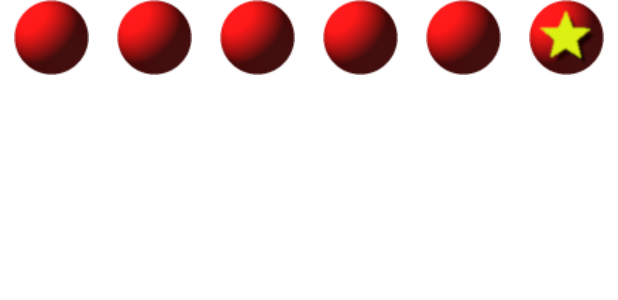
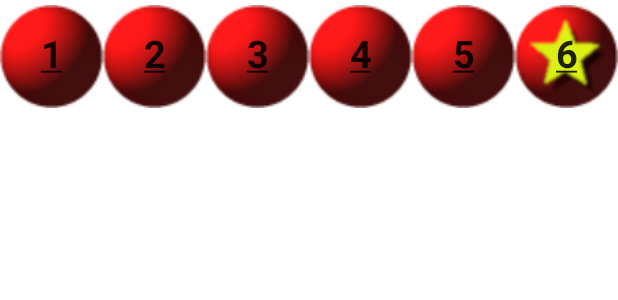
Before and after one commit to copypasteearth/PowerMega, an Android app built with Jetpack Compose: the @Preview function DefaultPreview, on a phone screen of 412 x 824 dp. Shown: the top 300 px of the screen. Run offline under Robolectric (Android 15) with nearby library versions, the phone set to English and light mode, and no system bars.

Commit message:
made the row for each powerball entry

```diff
--- a/app/src/main/java/jacs/apps/powermega/MainActivity.kt
+++ b/app/src/main/java/jacs/apps/powermega/MainActivity.kt
@@ -5,19 +5,25 @@ import android.widget.StackView
 import androidx.activity.ComponentActivity
 import androidx.activity.compose.setContent
 import androidx.compose.foundation.Image
-import androidx.compose.foundation.layout.Row
-import androidx.compose.foundation.layout.fillMaxWidth
-import androidx.compose.foundation.layout.size
+import androidx.compose.foundation.layout.*
 import androidx.compose.material.MaterialTheme
 import androidx.compose.material.Surface
 import androidx.compose.material.Text
 import androidx.compose.runtime.Composable
+import androidx.compose.ui.Alignment
 import androidx.compose.ui.Modifier
 import androidx.compose.ui.res.painterResource
+import androidx.compose.ui.text.TextStyle
+import androidx.compose.ui.text.font.FontWeight
+import androidx.compose.ui.text.style.TextAlign
+import androidx.compose.ui.text.style.TextDecoration
 
 import androidx.compose.ui.tooling.preview.Preview
+import androidx.compose.ui.unit.TextUnit
 import androidx.compose.ui.unit.dp
+import androidx.compose.ui.unit.sp
 import jacs.apps.powermega.ui.theme.PowerMegaTheme
+
 
 class MainActivity : ComponentActivity() {
     override fun onCreate(savedInstanceState: Bundle?) {
@@ -36,13 +42,58 @@ class MainActivity : ComponentActivity() {
 @Composable
 fun Greeting(name: String) {
 
-    Row(modifier = Modifier.fillMaxWidth()) {
-        Image(painter = painterResource(id = R.drawable.power1),"ball 1",modifier = Modifier.weight(1f).size(50.dp,50.dp))
-        Image(painter = painterResource(id = R.drawable.power1),"ball 2",modifier = Modifier.weight(1f).size(50.dp,50.dp))
-        Image(painter = painterResource(id = R.drawable.power1),"ball 3",modifier = Modifier.weight(1f).size(50.dp,50.dp))
-        Image(painter = painterResource(id = R.drawable.power1),"ball 4",modifier = Modifier.weight(1f).size(50.dp,50.dp))
-        Image(painter = painterResource(id = R.drawable.power1),"ball 5",modifier = Modifier.weight(1f).size(50.dp,50.dp))
-        Image(painter = painterResource(id = R.drawable.powerstar1),"powerball",modifier = Modifier.weight(1f).size(50.dp,50.dp))
+    Row(modifier = Modifier.fillMaxWidth(),verticalAlignment = Alignment.CenterVertically) {
+        Box(modifier = Modifier.weight(1f).size(75.dp,75.dp)){
+            Image(painter = painterResource(id = R.drawable.power1),"ball 1",modifier = Modifier.fillMaxSize())
+            Text(
+                "1",
+                fontSize = 25.sp,
+                textAlign = TextAlign.Center,
+                style = TextStyle(textDecoration = TextDecoration.Underline),
+                fontWeight = FontWeight.Bold,
+                modifier = Modifier.fillMaxSize().paddingFromBaseline(top = 45.dp))
+        }
+        Box(modifier = Modifier.weight(1f).size(75.dp,75.dp)){
+            Image(painter = painterResource(id = R.drawable.power1),"ball 2",modifier = Modifier.fillMaxSize())
+            Text("2",
+                fontSize = 25.sp,textAlign = TextAlign.Center,
+                style = TextStyle(textDecoration = TextDecoration.Underline),
+                fontWeight = FontWeight.Bold,
+                modifier = Modifier.fillMaxSize().paddingFromBaseline(top = 45.dp))
+        }
+        Box(modifier = Modifier.weight(1f).size(75.dp,75.dp)){
+            Image(painter = painterResource(id = R.drawable.power1),"ball 3",modifier = Modifier.fillMaxSize())
+            Text("3",
+                fontSize = 25.sp,textAlign = TextAlign.Center,
+                style = TextStyle(textDecoration = TextDecoration.Underline),
+                fontWeight = FontWeight.Bold,
+                modifier = Modifier.fillMaxSize().paddingFromBaseline(top = 45.dp))
+        }
+        Box(modifier = Modifier.weight(1f).size(75.dp,75.dp)){
+            Image(painter = painterResource(id = R.drawable.power1),"ball 4",modifier = Modifier.fillMaxSize())
+            Text("4",
+                fontSize = 25.sp,textAlign = TextAlign.Center,
+                style = TextStyle(textDecoration = TextDecoration.Underline),
+                fontWeight = FontWeight.Bold,
+                modifier = Modifier.fillMaxSize().paddingFromBaseline(top = 45.dp))
+        }
+        Box(modifier = Modifier.weight(1f).size(75.dp,75.dp)){
+            Image(painter = painterResource(id = R.drawable.power1),"ball 5",modifier = Modifier.fillMaxSize())
+            Text("5",
+                fontSize = 25.sp,textAlign = TextAlign.Center,
+                style = TextStyle(textDecoration = TextDecoration.Underline),
+                fontWeight = FontWeight.Bold,
+                modifier = Modifier.fillMaxSize().paddingFromBaseline(top = 45.dp))
+        }
+        Box(modifier = Modifier.weight(1f).size(75.dp,75.dp)){
+            Image(painter = painterResource(id = R.drawable.powerstar1),"powerball",modifier = Modifier.fillMaxSize())
+            Text("6",
+                fontSize = 25.sp,textAlign = TextAlign.Center,
+                style = TextStyle(textDecoration = TextDecoration.Underline),
+                fontWeight = FontWeight.Bold,
+                modifier = Modifier.fillMaxSize().paddingFromBaseline(top = 45.dp))
+        }
+
 
 
 
```
